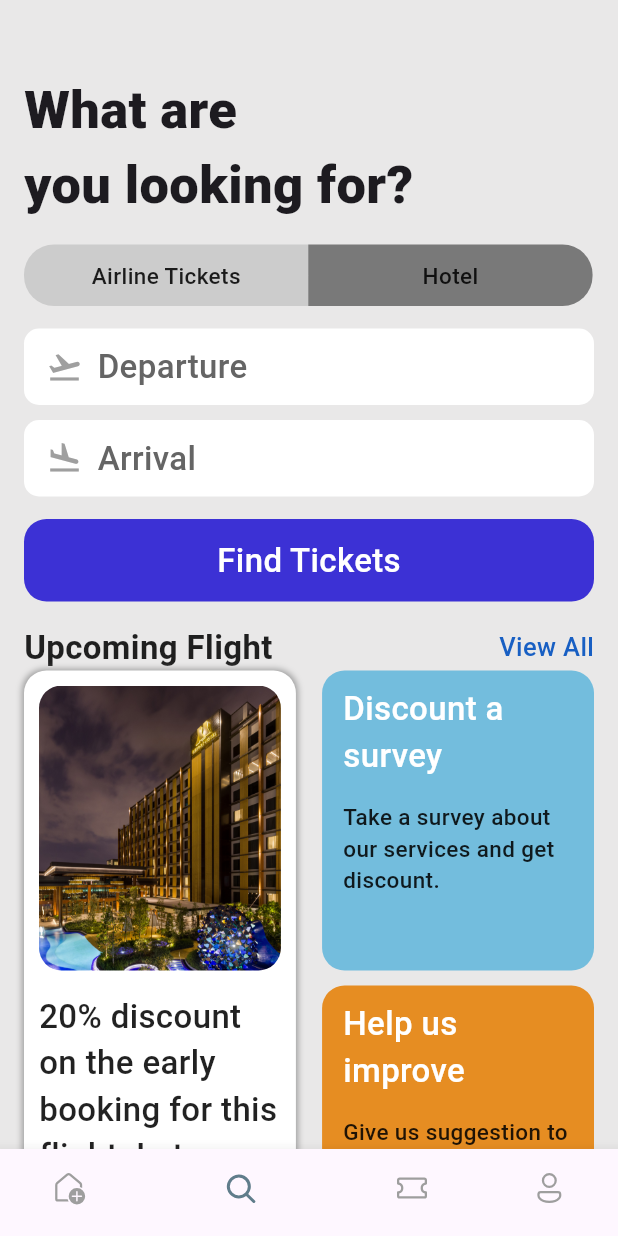
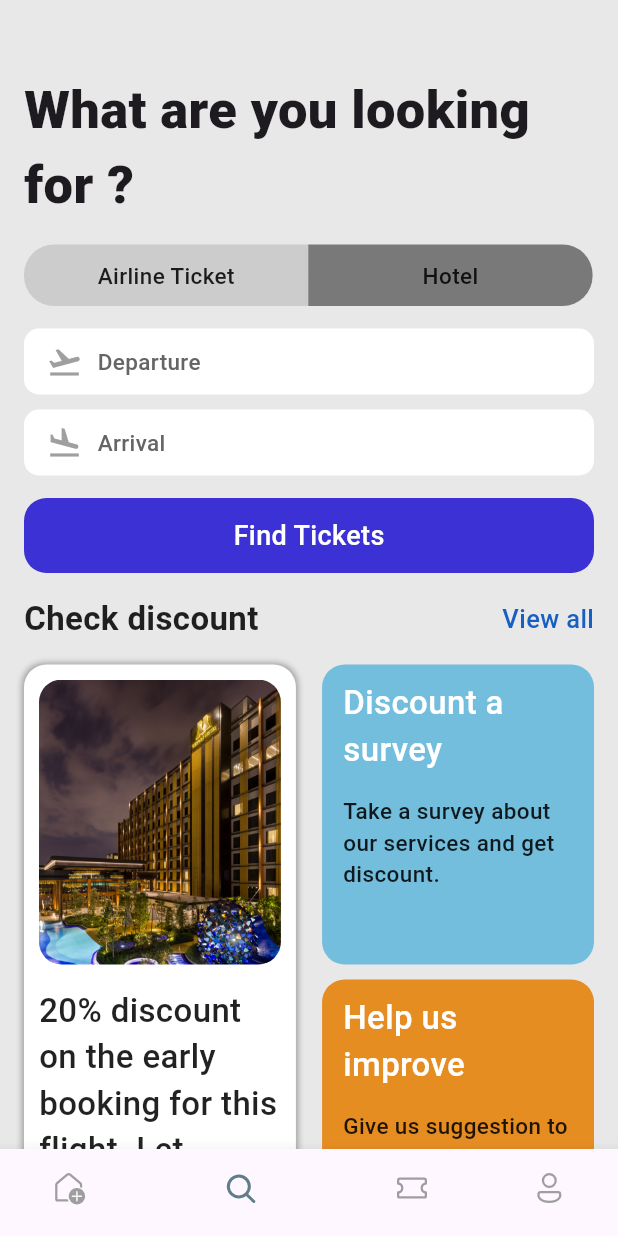
Before and after one commit to Jjphuan/Flutter-ticket_app, a Flutter app: the screen it shows after launch, item 2 of the bottom bar chosen, on a phone screen of 412 x 824 dp. Run offline on Flutter 3.47's test engine with Material 3 defaults, Android fonts, the phone set to English and light mode, and no system bars; our stand-ins replace barcode_widget, fluentui_icons, flutter_i18n, get, shared_preferences; missing offline and left inert: barcode; generated files the repository leaves out were written again.

Commit message:
add language_translation

```diff
--- /dev/null
+++ b/l10n.yaml
@@ -0,0 +1,3 @@
+arb-dir: lib/l10n
+template_arb-file: app_en.arb
+output-localization-file: app_localization.dart
--- /dev/null
+++ b/lib/l10n/app_en.arb
@@ -0,0 +1,23 @@
+{
+  "@@locale": "en",
+  "appTitle": "Flutter l18n",
+  "@appTitle": {
+    "description": "Book Ti"
+  },
+  "welcome": "Welcome!",
+  "book_ticket": "Book Ticket",
+  "search": "Search",
+  "upcoming_flight": "Upcoming Flight",
+  "view_all": "View all",
+  "hotel": "Hotel",
+  "what_looking_for": "What are you looking for ?",
+  "airline_ticket": "Airline Ticket",
+  "departure": "Departure",
+  "arrival": "Arrival",
+  "find_ticket": "Find Tickets",
+  "ticket": "Ticket",
+  "history": "History",
+  "your_new_award": "You got new award",
+  "check_discount": "Check discount"
+
+}
--- /dev/null
+++ b/lib/l10n/app_zh.arb
@@ -0,0 +1,22 @@
+{
+  "@@locale": "zh",
+  "appTitle": "丁酒店",
+  "@appTitle": {
+    "description": "订购酒店"
+  },
+  "welcome": "欢迎!",
+  "book_ticket": "预定机票",
+  "search": "搜索",
+  "upcoming_flight": "即将起飞的航班",
+  "view_all": "查看全部",
+  "hotel": "酒店",
+  "what_looking_for": "在找什么 ?",
+  "airline_ticket": "航线机票",
+  "departure": "出发点",
+  "arrival": "目的地",
+  "find_ticket": "搜索机票",
+  "ticket": "机票",
+  "history": "购票历史",
+  "your_new_award": "你有新的奖励",
+  "check_discount": "查看折扣"
+}
--- a/lib/main.dart
+++ b/lib/main.dart
@@ -1,29 +1,50 @@
 import 'package:flutter/material.dart';
+import 'package:flutter_i18n/flutter_i18n.dart';
 import 'package:get/get.dart';
 import 'package:ticket_app/base/bottom_nav_bar.dart';
 import 'package:ticket_app/screens/home/all_hotel.dart';
 import 'package:ticket_app/screens/home/all_ticket.dart';
 import 'package:ticket_app/screens/home/widgets/hotel_detail.dart';
 import 'package:ticket_app/screens/ticket/ticket_screen.dart';
+import 'package:flutter_gen/gen_l10n/app_localization.dart';
+import 'package:ticket_app/provider/locale_provider.dart';
+import 'package:provider/provider.dart';
 
-void main() {
-  runApp(const MyApp());
+void main() async {
+  WidgetsFlutterBinding.ensureInitialized(); // Ensure async before runApp
+
+  final localeProvider = LocaleProvider();
+  await localeProvider.loadLocale(); // ⏳ Load locale before app starts
+
+  runApp(MyApp(localeProvider: localeProvider));
 }
 
 class MyApp extends StatelessWidget {
-  const MyApp({super.key});
+  final LocaleProvider localeProvider;
+  const MyApp({super.key, required this.localeProvider});
 
   @override
   Widget build(BuildContext context) {
-    return GetMaterialApp(
-      debugShowCheckedModeBanner: false,
-      routes: {
-        '/': (context) => ButtomNavBar(),
-        'all_tickets': (context)=> const AllTickets(),
-        'ticket_screen': (context)=> const TicketScreen(),
-        'all_hotels': (context)=> const AllHotel(),
-        'hotel_details':(context)=> const HotelDetail(),
-      }
+    return ChangeNotifierProvider.value(
+      value: localeProvider,
+      child: Consumer<LocaleProvider>(
+        builder: (context, provider, child) {
+          return MaterialApp(
+            onGenerateTitle: (context) => AppLocalizations.of(context)!.appTitle,
+            localizationsDelegates: AppLocalizations.localizationsDelegates,
+            supportedLocales: AppLocalizations.supportedLocales,
+            locale: provider.locale,
+            debugShowCheckedModeBanner: false,
+            routes: {
+              '/': (context) => ButtomNavBar(),
+              'all_tickets': (context) => const AllTickets(),
+              'ticket_screen': (context) => const TicketScreen(),
+              'all_hotels': (context) => const AllHotel(),
+              'hotel_details': (context) => const HotelDetail(),
+            },
+          );
+        },
+      ),
     );
   }
 }
--- a/lib/screens/home/all_hotel.dart
+++ b/lib/screens/home/all_hotel.dart
@@ -1,6 +1,7 @@
 import 'package:flutter/material.dart';
 import 'package:ticket_app/base/res/Style/app_style.dart';
 import 'package:ticket_app/base/utils/all_json.dart';
+import 'package:flutter_gen/gen_l10n/app_localization.dart';
 
 class AllHotel extends StatelessWidget {
   const AllHotel({super.key});
@@ -10,7 +11,7 @@ class AllHotel extends StatelessWidget {
     return Scaffold(
         appBar: AppBar(
           title: Text(
-            "All Hotels",
+            AppLocalizations.of(context)!.welcome,
             style: AppStyle.headTextBig,
           ),
           backgroundColor: AppStyle.bgColor,
@@ -19,7 +20,7 @@ class AllHotel extends StatelessWidget {
         body: Padding(
           padding: const EdgeInsets.only(left: 15, top: 5),
           child: GridView.builder(
-              gridDelegate: SliverGridDelegateWithFixedCrossAxisCount(
+              gridDelegate: const SliverGridDelegateWithFixedCrossAxisCount(
                   crossAxisCount: 2,
                   crossAxisSpacing: 1,
                   mainAxisSpacing: 15,
--- a/lib/screens/search/search_screen.dart
+++ b/lib/screens/search/search_screen.dart
@@ -1,14 +1,21 @@
 import 'package:flutter/material.dart';
+import 'package:flutter/services.dart';
 import 'package:ticket_app/base/res/Style/app_style.dart';
 import 'package:ticket_app/base/res/media.dart';
 import 'package:ticket_app/base/widgets/app_double_text.dart';
 import 'package:ticket_app/screens/search/widgets/search_button.dart';
 import 'package:ticket_app/screens/search/widgets/search_field.dart';
 import 'package:ticket_app/screens/search/widgets/search_tab.dart';
+import 'package:flutter_gen/gen_l10n/app_localization.dart';
 
-class SearchScreen extends StatelessWidget {
+class SearchScreen extends StatefulWidget {
   const SearchScreen({super.key});
 
+  @override
+  State<SearchScreen> createState() => _SearchScreenState();
+}
+
+class _SearchScreenState extends State<SearchScreen> {
   @override
   Widget build(BuildContext context) {
     final screenSize = MediaQuery.of(context).size;
@@ -16,27 +23,37 @@ class SearchScreen extends StatelessWidget {
     return Scaffold(
       backgroundColor: AppStyle.bgColor,
       body: ListView(
-        padding: EdgeInsets.symmetric(horizontal: 16,vertical: 10),
+        padding: const EdgeInsets.symmetric(horizontal: 16,vertical: 10),
         children: [
           const SizedBox(height: 38),
           Text(
-            "What are \nyou looking for?",
+            AppLocalizations.of(context)!.what_looking_for,
             style: AppStyle.headTextBig.copyWith(fontSize: 35),
           ),
           const SizedBox(height: 15,),
-          const SearchTab(firstText: "Airline Tickets",secondText: "Hotel",),
+          SearchTab(
+            firstText: AppLocalizations.of(context)!.airline_ticket,
+            secondText: AppLocalizations.of(context)!.hotel,
+          ),
           const SizedBox(height: 15),
-          SearchField(text: "Departure",icon: Icon(Icons.flight_takeoff_outlined,color: AppStyle.iconColor)),
+          SearchField(
+              text: AppLocalizations.of(context)!.departure,
+              icon: Icon(Icons.flight_takeoff_outlined,color: AppStyle.iconColor)
+          ),
           const SizedBox(height:10),
-          SearchField(text: "Arrival",icon: Icon(Icons.flight_land_outlined,color: AppStyle.iconColor)),
+          SearchField(
+              text: AppLocalizations.of(context)!.arrival,
+              icon: Icon(Icons.flight_land_outlined,color: AppStyle.iconColor)
+          ),
           const SizedBox(height: 15),
-          const SearchButton(),
+          SearchButton(label: AppLocalizations.of(context)!.find_ticket,),
           const SizedBox(height:15),
           AppDoubleText(
-            bigText: "Upcoming Flight",
-            smallText: "View All",
+            bigText: AppLocalizations.of(context)!.check_discount,
+            smallText: AppLocalizations.of(context)!.view_all,
             function: () => Navigator.pushNamed(context,"all_tickets")
             ),
+          const SizedBox(height: 15),
           Row(
             mainAxisAlignment: MainAxisAlignment.spaceBetween,
             children: [
--- a/lib/screens/search/widgets/search_button.dart
+++ b/lib/screens/search/widgets/search_button.dart
@@ -2,7 +2,8 @@ import 'package:flutter/material.dart';
 import 'package:ticket_app/base/res/Style/app_style.dart';
 
 class SearchButton extends StatelessWidget {
-  const SearchButton({super.key});
+  final String label;
+  const SearchButton({super.key, required this.label});
 
   @override
   Widget build(BuildContext context) {
@@ -14,8 +15,11 @@ class SearchButton extends StatelessWidget {
       ),
       child: Center(
         child: Text(
-          "Find Tickets",
-          style: AppStyle.headTextSmall.copyWith(color:Colors.white)
+          label,
+          style: AppStyle.headTextSmall.copyWith(
+              color:Colors.white,
+              fontSize: 18
+          )
           ),
       ),
     );
--- a/lib/screens/search/widgets/search_field.dart
+++ b/lib/screens/search/widgets/search_field.dart
@@ -9,14 +9,20 @@ class SearchField extends StatelessWidget {
   @override
   Widget build(BuildContext context) {
     return Container(
-      padding: EdgeInsets.symmetric(vertical: 10, horizontal: 15),
+      padding: const EdgeInsets.symmetric(vertical: 10, horizontal: 15),
       decoration: BoxDecoration(
           borderRadius: BorderRadius.circular(10), color: Colors.white),
       child: Row(
         children: [
           icon,
           const SizedBox(width: 10),
-          Text(text,style: AppStyle.headTextSmall.copyWith(color:const Color.fromARGB(255, 101, 101, 101)))
+          Text(
+              text,
+              style: AppStyle.headTextSmall.copyWith(
+                  color:const Color.fromARGB(255, 101, 101, 101),
+                  fontSize: 15
+              )
+          )
         ],
       ),
     );
```
Also changed, not shown: lib/provider/locale_provider.dart (added, +27 -0 lines), lib/screens/home/home_screen.dart (+18 -8 lines), lib/screens/profile/profile_screen.dart (+29 -35 lines), lib/screens/ticket/ticket_screen.dart (+6 -5 lines), pubspec.yaml (+8 -1 lines), pubspec.lock, 252 other files.
